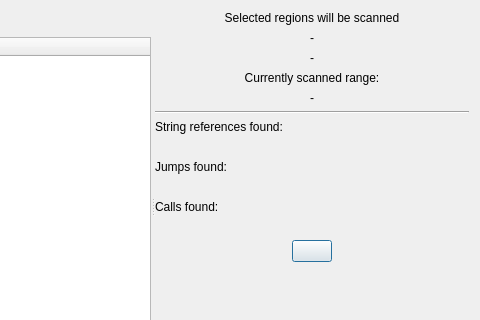
korcankaraokcu/PINCE, file GUI/DissectCodeDialog.ui: the form before one commit; both pictures show x 319 to 799 and y 0 to 320 of the 799 by 412 pixel window.
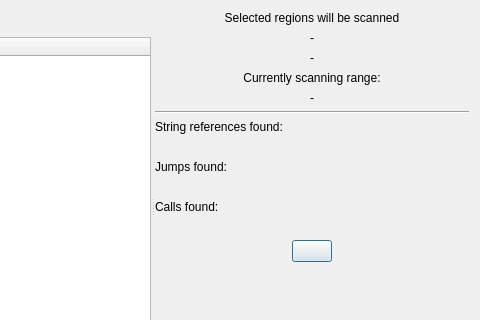
The form after the commit.

Commit message: Fixed typo in DissectCodeDialog

Diff of the .ui file:
```diff
--- a/GUI/DissectCodeDialog.ui
+++ b/GUI/DissectCodeDialog.ui
@@ -108,7 +108,7 @@
          <item>
           <widget class="QLabel" name="label_4">
            <property name="text">
-            <string>Currently scanned range:</string>
+            <string>Currently scanning range:</string>
            </property>
            <property name="alignment">
             <set>Qt::AlignCenter</set>
```
The commit also changes 1 other file.
